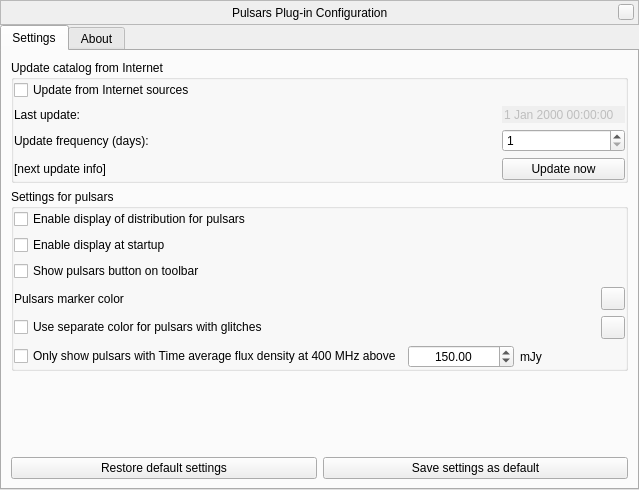
Old version of the form plugins/Pulsars/src/gui/pulsarsDialog.ui in the repository 519984307/stellarium_src.
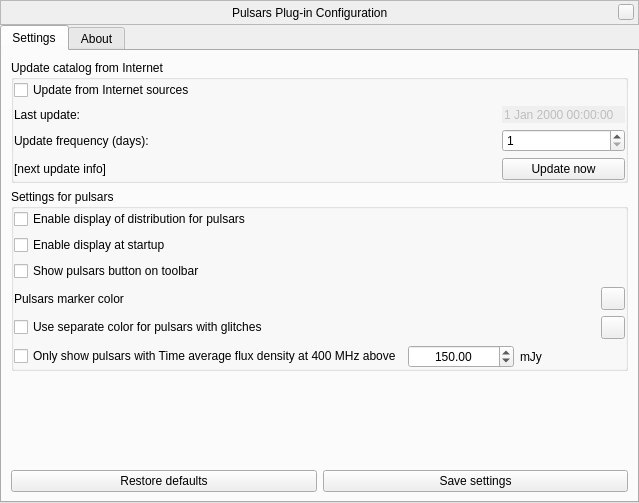
New version of the form. Custom widgets are drawn as their Qt base class.

Diff of the .ui file:
```diff
--- a/plugins/Pulsars/src/gui/pulsarsDialog.ui
+++ b/plugins/Pulsars/src/gui/pulsarsDialog.ui
@@ -7,7 +7,7 @@
     <x>0</x>
     <y>0</y>
     <width>639</width>
-    <height>490</height>
+    <height>503</height>
    </rect>
   </property>
   <property name="windowTitle">
@@ -386,7 +386,7 @@
             </sizepolicy>
            </property>
            <property name="text">
-            <string>Restore default settings</string>
+            <string>Restore defaults</string>
            </property>
           </widget>
          </item>
@@ -399,7 +399,7 @@
             </sizepolicy>
            </property>
            <property name="text">
-            <string>Save settings as default</string>
+            <string>Save settings</string>
            </property>
           </widget>
          </item>
```
